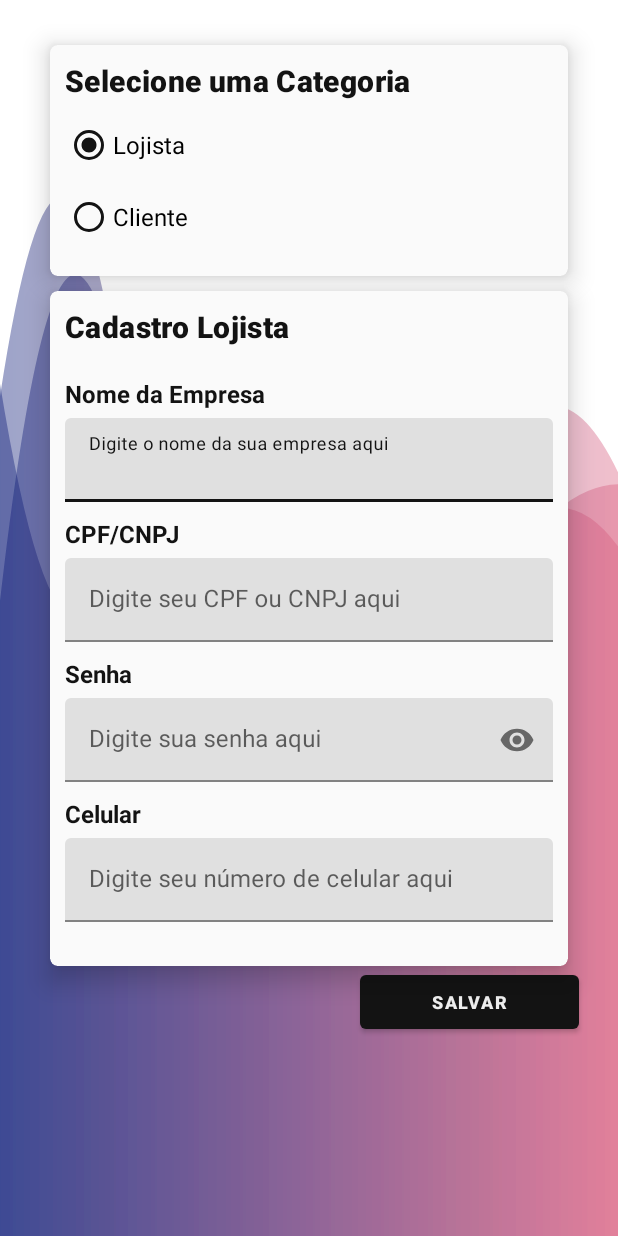
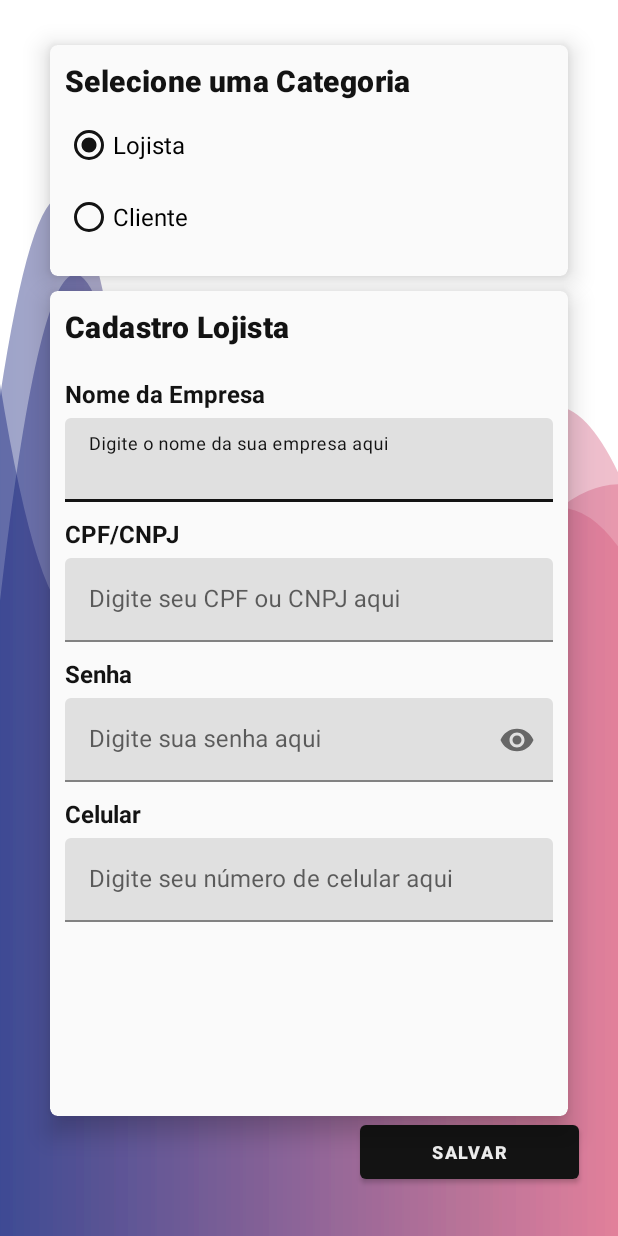
Before and after one commit to Limatucano/alif, an Android app: the CadastroActivity screen opened directly, with no data from a screen before it, on a phone screen of 412 x 824 dp. Run offline under Robolectric (Android 15) with nearby library versions, the light colour scheme and no system bars.

Commit message:
tamanho do card

```diff
--- a/app/src/main/res/layout/activity_cadastro.xml
+++ b/app/src/main/res/layout/activity_cadastro.xml
@@ -86,7 +86,7 @@
         <androidx.cardview.widget.CardView
             android:id="@+id/cadastrolojista"
             android:layout_width="345dp"
-            android:layout_height="450dp"
+            android:layout_height="550dp"
             android:layout_gravity="center"
             android:layout_below="@+id/selecao"
             android:layout_marginTop="10dp"
@@ -201,7 +201,7 @@
                     app:layout_constraintTop_toBottomOf="@+id/txt_cnpj_cpf" />
                 </com.google.android.material.textfield.TextInputLayout>
                 <TextView
-                    android:id="@+id/txt_senha"
+                    android:id="@+id/txt_senha_juridico"
                     android:layout_width="match_parent"
                     android:layout_height="wrap_content"
                     android:layout_marginStart="10dp"
@@ -218,16 +218,16 @@
                     app:layout_constraintTop_toBottomOf="@+id/input_cnpj_cpf" />
 
                 <com.google.android.material.textfield.TextInputLayout
-                    android:id="@+id/input_senha"
+                    android:id="@+id/input_senha_juridico"
                     android:layout_height="wrap_content"
                     android:layout_width="match_parent"
                     app:layout_constraintEnd_toEndOf="parent"
                     app:layout_constraintStart_toStartOf="parent"
-                    app:layout_constraintTop_toBottomOf="@+id/txt_senha"
+                    app:layout_constraintTop_toBottomOf="@+id/txt_senha_juridico"
                     app:endIconMode="password_toggle"
                     >
                 <com.google.android.material.textfield.TextInputEditText
-                    android:id="@+id/senha"
+                    android:id="@+id/senha_juridico"
                     android:layout_width="match_parent"
                     android:layout_height="wrap_content"
                     android:layout_marginStart="10dp"
@@ -259,7 +259,7 @@
                     android:textStyle="bold"
                     app:layout_constraintEnd_toEndOf="parent"
                     app:layout_constraintStart_toStartOf="parent"
-                    app:layout_constraintTop_toBottomOf="@+id/input_senha" />
+                    app:layout_constraintTop_toBottomOf="@+id/input_senha_juridico" />
                 <com.google.android.material.textfield.TextInputLayout
                     android:id="@+id/input_celular_juridico"
                     android:layout_width="match_parent"
@@ -293,8 +293,7 @@
         <androidx.cardview.widget.CardView
             android:id="@+id/cadastropessoa"
             android:layout_width="345dp"
-            android:layout_height="395dp"
-            android:layout_above="@+id/btn_cadastrar"
+            android:layout_height="550dp"
             android:layout_below="@+id/selecao"
             android:layout_centerHorizontal="true"
             android:layout_gravity="center"
@@ -413,6 +412,50 @@
                     app:layout_constraintTop_toBottomOf="@+id/txt_cpf" />
                 </com.google.android.material.textfield.TextInputLayout>
                 <TextView
+                    android:id="@+id/txt_senha"
+                    android:layout_width="match_parent"
+                    android:layout_height="wrap_content"
+                    android:layout_marginStart="10dp"
+                    android:layout_marginLeft="10dp"
+                    android:layout_marginTop="10dp"
+                    android:layout_marginEnd="10dp"
+                    android:layout_marginRight="10dp"
+                    android:text="@string/senha"
+                    android:textColor="@color/black"
+                    android:textSize="16sp"
+                    android:textStyle="bold"
+                    app:layout_constraintEnd_toEndOf="parent"
+                    app:layout_constraintStart_toStartOf="parent"
+                    app:layout_constraintTop_toBottomOf="@+id/input_cpf" />
+
+                <com.google.android.material.textfield.TextInputLayout
+                    android:id="@+id/input_senha"
+                    android:layout_height="wrap_content"
+                    android:layout_width="match_parent"
+                    app:layout_constraintEnd_toEndOf="parent"
+                    app:layout_constraintStart_toStartOf="parent"
+                    app:layout_constraintTop_toBottomOf="@+id/txt_senha"
+                    app:endIconMode="password_toggle"
+                    >
+                    <com.google.android.material.textfield.TextInputEditText
+                        android:id="@+id/senha"
+                        android:layout_width="match_parent"
+                        android:layout_height="wrap_content"
+                        android:layout_marginStart="10dp"
+                        android:layout_marginLeft="10dp"
+                        android:layout_marginTop="5dp"
+                        android:layout_marginEnd="10dp"
+                        android:layout_marginRight="10dp"
+                        android:hint="@string/digite_sua_senha_aqui"
+                        android:inputType="textPassword"
+                        android:textColor="@color/black"
+                        android:textColorHint="@color/black"
+                        app:layout_constraintEnd_toEndOf="parent"
+                        app:layout_constraintStart_toStartOf="parent"
+                        app:layout_constraintTop_toBottomOf="@+id/txt_senha" />
+
+                </com.google.android.material.textfield.TextInputLayout>
+                <TextView
                     android:id="@+id/txt_celular"
                     android:layout_width="match_parent"
                     android:layout_height="wrap_content"
@@ -428,7 +471,7 @@
                     app:layout_constraintEnd_toEndOf="parent"
                     app:layout_constraintHorizontal_bias="0.0"
                     app:layout_constraintStart_toStartOf="parent"
-                    app:layout_constraintTop_toBottomOf="@+id/input_cpf" />
+                    app:layout_constraintTop_toBottomOf="@+id/input_senha" />
 
                 <com.google.android.material.textfield.TextInputLayout
                     android:id="@+id/input_celular"
```
